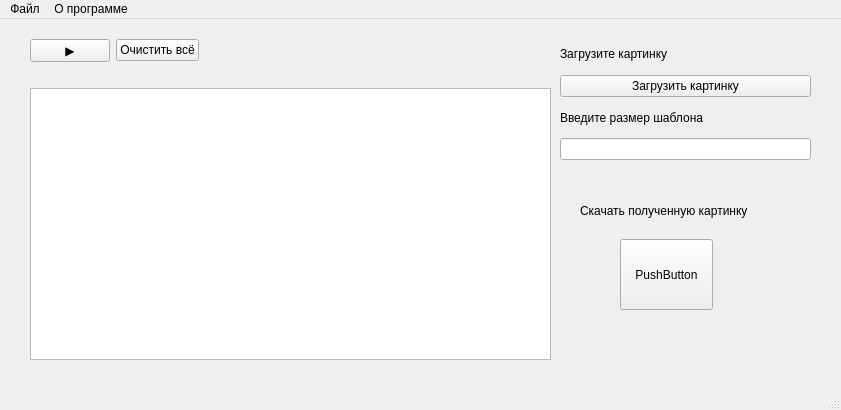
First picture: the form in untitled.ui, repository zarterdud/ingeners_future, before the edit.
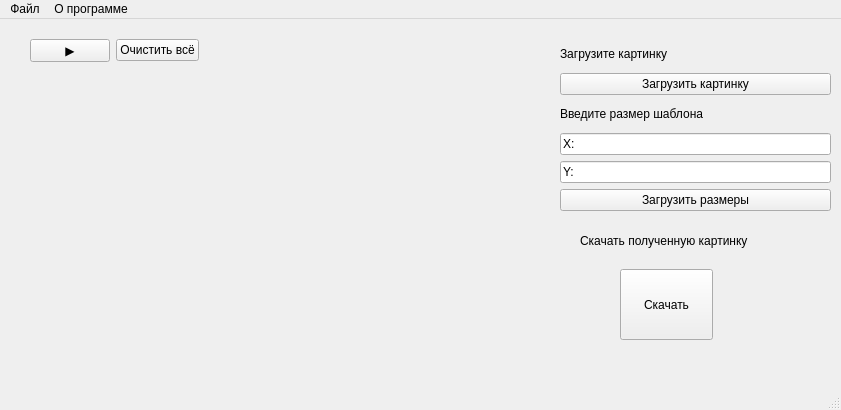
Second picture: the form after the edit.

The edit to the form file:
```diff
--- a/untitled.ui
+++ b/untitled.ui
@@ -14,42 +14,6 @@
    <string>MainWindow</string>
   </property>
   <widget class="QWidget" name="centralwidget">
-   <widget class="QWidget" name="layoutWidget">
-    <property name="geometry">
-     <rect>
-      <x>560</x>
-      <y>20</y>
-      <width>251</width>
-      <height>121</height>
-     </rect>
-    </property>
-    <layout class="QVBoxLayout" name="verticalLayout_5">
-     <item>
-      <widget class="QLabel" name="text_len_3">
-       <property name="text">
-        <string>Загрузите картинку</string>
-       </property>
-      </widget>
-     </item>
-     <item>
-      <widget class="QPushButton" name="add_picture">
-       <property name="text">
-        <string>Загрузить картинку</string>
-       </property>
-      </widget>
-     </item>
-     <item>
-      <widget class="QLabel" name="text_len_c_3">
-       <property name="text">
-        <string>Введите размер шаблона</string>
-       </property>
-      </widget>
-     </item>
-     <item>
-      <widget class="QLineEdit" name="len_char_3"/>
-     </item>
-    </layout>
-   </widget>
    <widget class="QWidget" name="layoutWidget_2">
     <property name="geometry">
      <rect>
@@ -109,29 +73,26 @@
        </item>
       </layout>
      </item>
-     <item>
-      <widget class="QTextBrowser" name="generations_field_3"/>
-     </item>
     </layout>
    </widget>
    <widget class="QPushButton" name="pushButton_2">
     <property name="geometry">
      <rect>
       <x>620</x>
-      <y>220</y>
+      <y>250</y>
       <width>93</width>
       <height>71</height>
      </rect>
     </property>
     <property name="text">
-     <string>PushButton</string>
+     <string>Скачать</string>
     </property>
    </widget>
    <widget class="QLabel" name="text_len_c_4">
     <property name="geometry">
      <rect>
       <x>580</x>
-      <y>180</y>
+      <y>210</y>
       <width>191</width>
       <height>24</height>
      </rect>
@@ -140,6 +101,64 @@
      <string>Скачать полученную картинку</string>
     </property>
    </widget>
+   <widget class="QWidget" name="">
+    <property name="geometry">
+     <rect>
+      <x>560</x>
+      <y>21</y>
+      <width>271</width>
+      <height>171</height>
+     </rect>
+    </property>
+    <layout class="QVBoxLayout" name="verticalLayout_7">
+     <item>
+      <layout class="QVBoxLayout" name="verticalLayout_5">
+       <item>
+        <widget class="QLabel" name="text_len_3">
+         <property name="text">
+          <string>Загрузите картинку</string>
+         </property>
+        </widget>
+       </item>
+       <item>
+        <widget class="QPushButton" name="add_picture">
+         <property name="text">
+          <string>Загрузить картинку</string>
+         </property>
+        </widget>
+       </item>
+       <item>
+        <widget class="QLabel" name="text_len_c_3">
+         <property name="text">
+          <string>Введите размер шаблона</string>
+         </property>
+        </widget>
+       </item>
+       <item>
+        <widget class="QLineEdit" name="len_template_X">
+         <property name="text">
+          <string>X:</string>
+         </property>
+        </widget>
+       </item>
+       <item>
+        <widget class="QLineEdit" name="len_template_Y">
+         <property name="text">
+          <string>Y:</string>
+         </property>
+        </widget>
+       </item>
+      </layout>
+     </item>
+     <item>
+      <widget class="QPushButton" name="add_template">
+       <property name="text">
+        <string>Загрузить размеры</string>
+       </property>
+      </widget>
+     </item>
+    </layout>
+   </widget>
   </widget>
   <widget class="QMenuBar" name="menubar">
    <property name="geometry">
```
Left out of the diff: 9 changed lines with no effect on the pictures.
